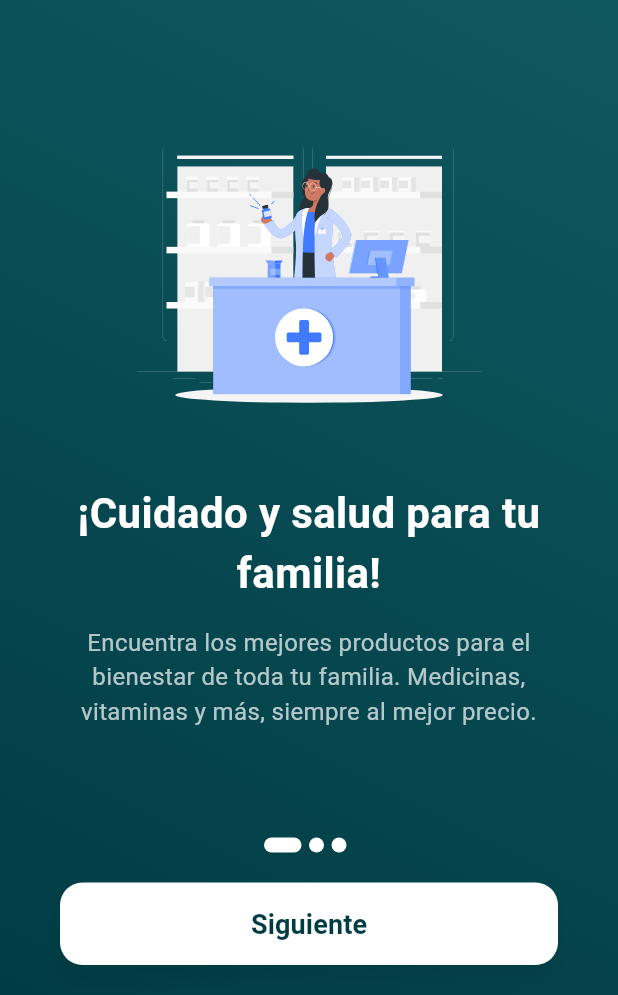
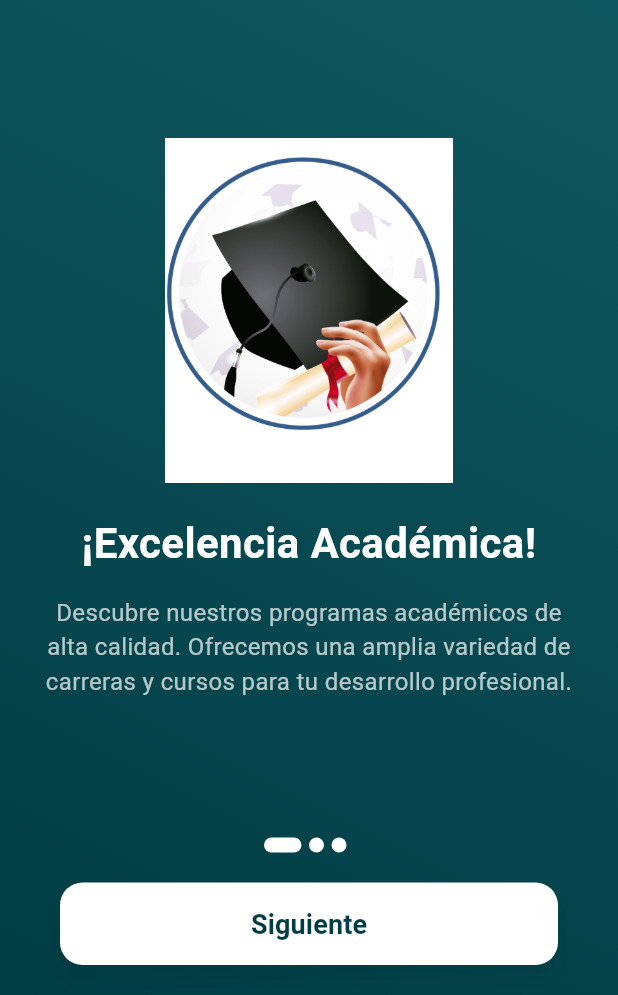
Before and after one commit to cesarcarrion16/cuatra1, a Flutter app: the screen it shows after launch, on a phone screen of 412 x 824 dp, the part 241-1236 px from its top. Run offline on Flutter 3.47's test engine with Material 3 defaults, Android fonts, the phone set to English and light mode, and no system bars; our stand-ins replace email_validator, flutter_svg, shared_preferences.

Commit message:
Second_commit

```diff
--- a/lib/content/content_model.dart
+++ b/lib/content/content_model.dart
@@ -9,19 +9,19 @@ class UnbordingContent {
 
 List<UnbordingContent> contents = [
   UnbordingContent(
-      title: '¡Cuidado y salud para tu familia!',
-      image: 'images/Farmaceutica.svg',
+      title: '¡Excelencia Académica!',
+      image: 'images/Academica.jpg',
       discription:
-          "Encuentra los mejores productos para el bienestar de toda tu familia. "
-          "Medicinas, vitaminas y más, siempre al mejor precio."),
+          "Descubre nuestros programas académicos de alta calidad. "
+          "Ofrecemos una amplia variedad de carreras y cursos para tu desarrollo profesional."),
   UnbordingContent(
-      title: '¡Atención rápida y segura!',
-      image: 'images/Farmacia.svg',
-      discription: "Compra fácil y recibe tu pedido en minutos. "
-          "Contamos con servicio a domicilio y retiro en tienda para tu comodidad."),
+      title: '¡Campus Moderno y Seguro!',
+      image: 'images/Campus.jpeg',
+      discription: "Disfruta de nuestras instalaciones de última generación. "
+          "Contamos con un campus seguro y equipado con todo lo necesario para tu comodidad."),
   UnbordingContent(
-      title: '¡Promociones y descuentos!',
-      image: 'images/Medicinas.svg',
-      discription: "Ahorra en tus compras con nuestras ofertas especiales. "
-          "¡Cuida tu salud y cuida tu bolsillo! "),
+      title: '¡Oportunidades de Becas!',
+      image: 'images/Becas.jpeg',
+      discription: "Aprovecha nuestras becas y ayudas financieras. "
+          "Facilitamos tu acceso a la educación superior con diversas opciones de apoyo económico."),
 ];
--- a/lib/controllers/login_controller.dart
+++ b/lib/controllers/login_controller.dart
@@ -4,8 +4,8 @@ import 'package:http/http.dart' as http;
 import 'package:shared_preferences/shared_preferences.dart';
 
 // Ajusta la URL dependiendo del entorno
-//const String baseUrl = 'http://10.0.2.2:8000/api/login'; // Para emuladores Android
-const String baseUrl = 'http://localhost:8000/api/login'; // Para web
+const String baseUrl = 'http://10.0.2.2:8000/api/login'; // Para emuladores Android
+//const String baseUrl = 'http://localhost:8000/api/login'; // Para web
 // const String baseUrl = 'http://192.168.x.x:8000/api/login'; // Para dispositivos físicos (ajusta tu IP local)
 
 Future<int> login(String email, String password) async {
--- a/lib/controllers/register_controller.dart
+++ b/lib/controllers/register_controller.dart
@@ -3,8 +3,8 @@ import 'dart:convert';
 import 'package:http/http.dart' as http;
 
 register(String name, String email, String password) async {
-  const String baseUrl = 'http://localhost:8000/api/register'; //WEB
-  //const String baseUrl = 'http://10.0.2.2:8000/api/register';
+  //const String baseUrl = 'http://localhost:8000/api/register'; //WEB
+  const String baseUrl = 'http://10.0.2.2:8000/api/register';
 
   var client = http.Client();
   var url = Uri.parse(baseUrl);
--- a/lib/pages/welcome_page.dart
+++ b/lib/pages/welcome_page.dart
@@ -60,7 +60,7 @@ class _WelcomePageState extends State<WelcomePage> {
                       child: Column(
                         mainAxisAlignment: MainAxisAlignment.center,
                         children: [
-                          SvgPicture.asset(
+                          Image.asset(
                             contents[i].image,
                             height:
                                 230, // 🔹 Opcionalmente, reducir un poco su tamaño
```
Also changed, not shown: images/Academica.jpg (added), images/Becas.jpeg (added), images/Campus.jpeg (added).
